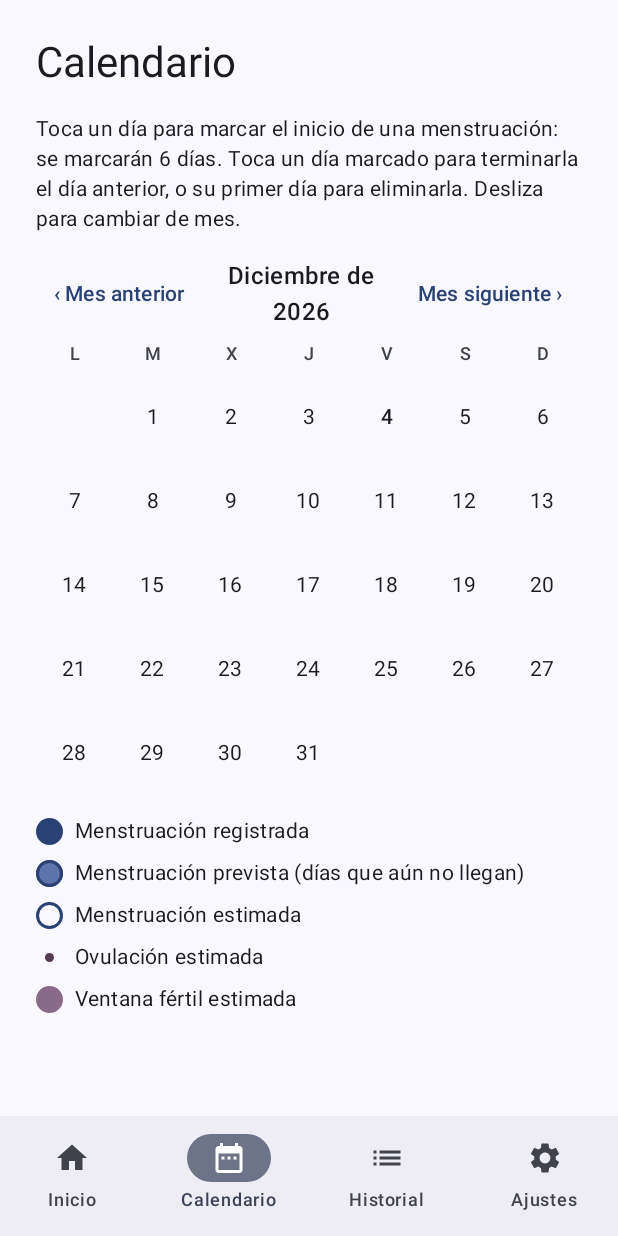
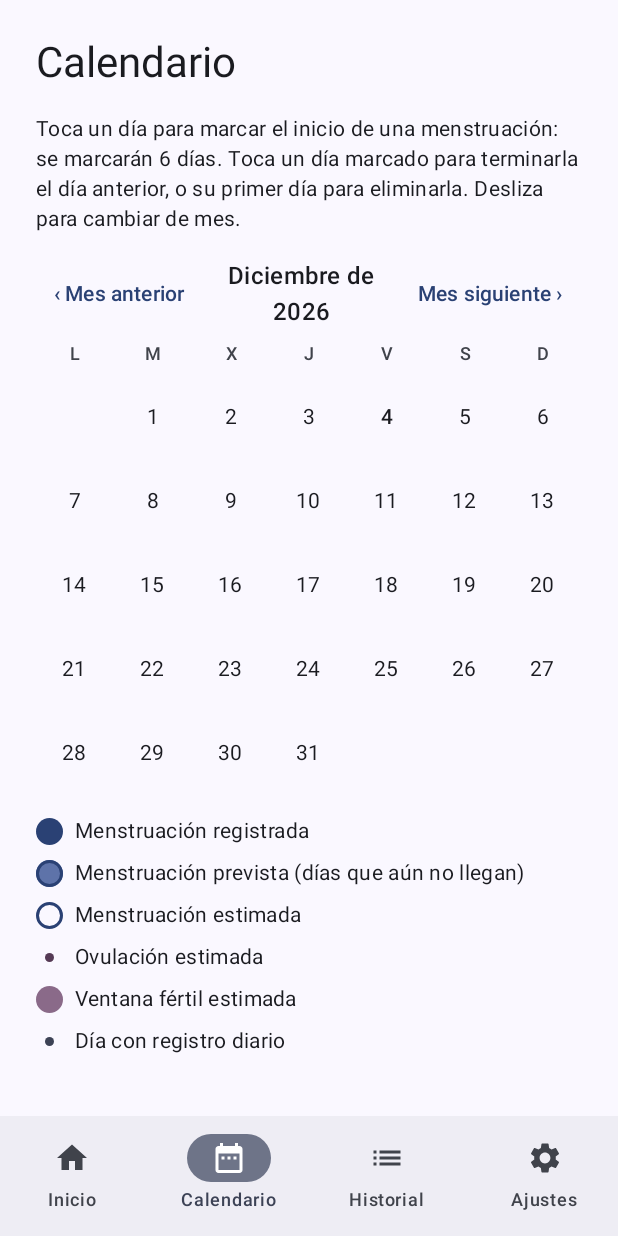
Before and after one commit to FernandoYZ/lottie-app, an Android app built with Jetpack Compose: the CalendarRoute screen opened through its navigation route, on a phone screen of 412 x 824 dp. Run offline under Robolectric (Android 15) with nearby library versions, the phone set to English and light mode, and no system bars; our stand-ins replace Room's generated code.

Commit message:
feat(daily-log): show daily logs in the calendar day detail
Mark logged days with a dot and a legend entry, list the logged options by
category in the day detail and add 'Registrar este día' for past days.

```diff
--- a/app/src/main/java/com/fernandoyz/lottie/core/navigation/LottieNavHost.kt
+++ b/app/src/main/java/com/fernandoyz/lottie/core/navigation/LottieNavHost.kt
@@ -127,7 +127,10 @@ fun LottieNavHost(
                 )
             }
             composable(LottieDestinations.CALENDAR) {
-                CalendarRoute(viewModel = viewModel(factory = CalendarViewModel.factory(historyRepository, setupRepository, clock)))
+                CalendarRoute(
+                    viewModel = viewModel(factory = CalendarViewModel.factory(historyRepository, setupRepository, dailyLogRepository, clock)),
+                    onOpenDailyLog = { date -> navController.navigate(LottieDestinations.dailyLog(date)) },
+                )
             }
             composable(LottieDestinations.HISTORY) {
                 HistoryRoute(viewModel = viewModel(factory = HistoryViewModel.factory(historyRepository, setupRepository, dailyLogRepository, clock)))
--- a/app/src/main/java/com/fernandoyz/lottie/presentation/calendar/CalendarScreen.kt
+++ b/app/src/main/java/com/fernandoyz/lottie/presentation/calendar/CalendarScreen.kt
@@ -37,9 +37,13 @@ import java.time.YearMonth
 
 /** Stateful container: connects [CalendarViewModel] with the stateless [CalendarScreen]. */
 @Composable
-fun CalendarRoute(viewModel: CalendarViewModel, modifier: Modifier = Modifier) {
+fun CalendarRoute(viewModel: CalendarViewModel, onOpenDailyLog: (LocalDate) -> Unit, modifier: Modifier = Modifier) {
     val uiState by viewModel.uiState.collectAsStateWithLifecycle()
     CalendarScreen(
+        onOpenDailyLog = { date ->
+            viewModel.onDismissDayDetail()
+            onOpenDailyLog(date)
+        },
         uiState = uiState,
         onMonthChanged = viewModel::onMonthChanged,
         onDayTapped = viewModel::onDayTapped,
@@ -61,6 +65,7 @@ fun CalendarScreen(
     onDayLongPressed: (LocalDate) -> Unit,
     onDismissDayDetail: () -> Unit,
     modifier: Modifier = Modifier,
+    onOpenDailyLog: (LocalDate) -> Unit = {},
 ) {
     if (uiState.isLoading) {
         Box(modifier.fillMaxSize(), contentAlignment = Alignment.Center) { CircularProgressIndicator() }
@@ -95,6 +100,7 @@ fun CalendarScreen(
             onDayLongClick = onDayLongPressed,
             ovulationDaysFor = uiState::ovulationDaysFor,
             fertileDaysFor = uiState::fertileDaysFor,
+            loggedDays = uiState.loggedDays,
         )
 
         val message = uiState.rejection?.let { stringResource(it.messageRes()) }
@@ -125,6 +131,8 @@ fun CalendarScreen(
             date = date,
             mark = uiState.marksFor(YearMonth.from(date))[date],
             info = uiState.selectedDayInfo,
+            log = uiState.selectedDayLog,
+            onOpenDailyLog = if (date.isAfter(uiState.today)) null else { { onOpenDailyLog(date) } },
             onDismiss = onDismissDayDetail,
         )
     }
--- a/app/src/main/java/com/fernandoyz/lottie/presentation/calendar/CalendarViewModel.kt
+++ b/app/src/main/java/com/fernandoyz/lottie/presentation/calendar/CalendarViewModel.kt
@@ -5,6 +5,7 @@ import androidx.lifecycle.ViewModelProvider
 import androidx.lifecycle.viewModelScope
 import androidx.lifecycle.viewmodel.initializer
 import androidx.lifecycle.viewmodel.viewModelFactory
+import com.fernandoyz.lottie.data.dailylog.DailyLogRepository
 import com.fernandoyz.lottie.data.history.HistoryRepository
 import com.fernandoyz.lottie.data.repository.SetupRepository
 import com.fernandoyz.lottie.domain.CalendarEditing
@@ -17,6 +18,7 @@ import com.fernandoyz.lottie.domain.DayMark
 import com.fernandoyz.lottie.domain.HistoryValidationError
 import com.fernandoyz.lottie.domain.PeriodEstimate
 import com.fernandoyz.lottie.domain.PeriodEstimation
+import com.fernandoyz.lottie.domain.model.DailyLog
 import com.fernandoyz.lottie.domain.model.MenstruationRecord
 import kotlinx.coroutines.CancellationException
 import kotlinx.coroutines.flow.MutableStateFlow
@@ -43,8 +45,14 @@ data class CalendarUiState(
     val isWriting: Boolean = false,
     /** Day whose detail panel is open after a long press (day-detail S1). */
     val selectedDay: LocalDate? = null,
+    /** Daily logs by date (DAILY_LOG §5). */
+    val logs: Map<LocalDate, DailyLog> = emptyMap(),
 ) {
     val selectedDayInfo: CycleDayInfo? = selectedDay?.let { CyclePhases.dayInfo(it, records, estimate, today) }
+
+    val selectedDayLog: DailyLog? = selectedDay?.let { logs[it] }
+
+    val loggedDays: Set<LocalDate> = logs.keys
 
     fun ovulationDaysFor(month: YearMonth): Set<LocalDate> = CyclePhases.ovulationDays(month, records, estimate, today)
 
@@ -63,6 +71,7 @@ data class CalendarUiState(
 class CalendarViewModel(
     private val historyRepository: HistoryRepository,
     setupRepository: SetupRepository,
+    dailyLogRepository: DailyLogRepository,
     clock: Clock,
 ) : ViewModel() {
 
@@ -72,13 +81,18 @@ class CalendarViewModel(
     init {
         viewModelScope.launch {
             try {
-                combine(historyRepository.records, setupRepository.manualCycleLengthDays) { records, manual -> records to manual }
-                    .collect { (records, manual) ->
+                combine(
+                    historyRepository.records,
+                    setupRepository.manualCycleLengthDays,
+                    dailyLogRepository.logs,
+                ) { records, manual, logs -> Triple(records, manual, logs) }
+                    .collect { (records, manual, logs) ->
                         _uiState.update {
                             it.copy(
                                 isLoading = false,
                                 records = records,
                                 estimate = PeriodEstimation.estimate(records, manual, it.today),
+                                logs = logs,
                             )
                         }
                     }
@@ -145,9 +159,10 @@ class CalendarViewModel(
         fun factory(
             historyRepository: HistoryRepository,
             setupRepository: SetupRepository,
+            dailyLogRepository: DailyLogRepository,
             clock: Clock,
         ): ViewModelProvider.Factory = viewModelFactory {
-            initializer { CalendarViewModel(historyRepository, setupRepository, clock) }
+            initializer { CalendarViewModel(historyRepository, setupRepository, dailyLogRepository, clock) }
         }
     }
 }
--- a/app/src/main/java/com/fernandoyz/lottie/presentation/common/MonthCalendar.kt
+++ b/app/src/main/java/com/fernandoyz/lottie/presentation/common/MonthCalendar.kt
@@ -75,6 +75,7 @@ fun MonthCalendar(
     onDayLongClick: ((LocalDate) -> Unit)? = null,
     ovulationDaysFor: (YearMonth) -> Set<LocalDate> = { emptySet() },
     fertileDaysFor: (YearMonth) -> Set<LocalDate> = { emptySet() },
+    loggedDays: Set<LocalDate> = emptySet(),
 ) {
     val pagerState = rememberPagerState(initialPage = pageOf(initialMonth)) { PAGE_COUNT }
     val scope = rememberCoroutineScope()
@@ -108,6 +109,7 @@ fun MonthCalendar(
                 marks = marksFor(month),
                 ovulationDays = ovulationDaysFor(month),
                 fertileDays = fertileDaysFor(month),
+                loggedDays = loggedDays,
                 today = today,
                 onDayClick = onDayClick,
                 onDayLongClick = onDayLongClick,
@@ -137,6 +139,7 @@ private fun MonthGrid(
     marks: Map<LocalDate, DayMark>,
     ovulationDays: Set<LocalDate>,
     fertileDays: Set<LocalDate>,
+    loggedDays: Set<LocalDate>,
     today: LocalDate,
     onDayClick: ((LocalDate) -> Unit)?,
     onDayLongClick: ((LocalDate) -> Unit)?,
@@ -156,6 +159,7 @@ private fun MonthGrid(
                                 isToday = date == today,
                                 isOvulation = date in ovulationDays,
                                 isFertile = date in fertileDays,
+                                isLogged = date in loggedDays,
                                 onClick = onDayClick?.let { click -> { click(date) } },
                                 onLongClick = onDayLongClick?.let { longClick -> { longClick(date) } },
                             )
@@ -175,6 +179,7 @@ private fun DayCell(
     isToday: Boolean,
     isOvulation: Boolean,
     isFertile: Boolean,
+    isLogged: Boolean,
     onClick: (() -> Unit)?,
     onLongClick: (() -> Unit)?,
 ) {
@@ -185,11 +190,12 @@ private fun DayCell(
         DayMark.Estimated -> stringResource(R.string.calendar_day_estimated, formatLongDate(date))
         null -> formatLongDate(date)
     }
-    val description = when {
+    val phaseDescription = when {
         isOvulation -> stringResource(R.string.calendar_day_ovulation, markDescription)
         isFertile -> stringResource(R.string.calendar_day_fertile, markDescription)
         else -> markDescription
     }
+    val description = if (isLogged) stringResource(R.string.calendar_day_logged, phaseDescription) else phaseDescription
     val fertileBackground = MaterialTheme.colorScheme.tertiaryContainer
     val detailLabel = stringResource(R.string.calendar_day_detail_action)
     val interactive = onClick != null || onLongClick != null
@@ -216,6 +222,15 @@ private fun DayCell(
             },
         contentAlignment = Alignment.Center,
     ) {
+        if (isLogged) {
+            Box(
+                modifier = Modifier
+                    .align(Alignment.TopCenter)
+                    .padding(top = 4.dp)
+                    .size(6.dp)
+                    .background(MaterialTheme.colorScheme.secondary, CircleShape),
+            )
+        }
         if (isOvulation) {
             Box(
                 modifier = Modifier
@@ -262,6 +277,12 @@ fun CalendarLegend(modifier: Modifier = Modifier, showEstimated: Boolean = true)
                 Box(modifier = Modifier.size(18.dp).background(MaterialTheme.colorScheme.tertiaryContainer, CircleShape))
                 Text(text = stringResource(R.string.calendar_legend_fertile), style = MaterialTheme.typography.bodyMedium)
             }
+            Row(verticalAlignment = Alignment.CenterVertically, horizontalArrangement = Arrangement.spacedBy(8.dp)) {
+                Box(modifier = Modifier.size(18.dp), contentAlignment = Alignment.Center) {
+                    Box(modifier = Modifier.size(6.dp).background(MaterialTheme.colorScheme.secondary, CircleShape))
+                }
+                Text(text = stringResource(R.string.calendar_legend_logged), style = MaterialTheme.typography.bodyMedium)
+            }
         }
     }
 }
--- a/app/src/main/res/values/strings.xml
+++ b/app/src/main/res/values/strings.xml
@@ -80,6 +80,10 @@
     <string name="calendar_day_fertile">%1$s, ventana fértil estimada</string>
     <string name="calendar_day_ovulation">%1$s, ovulación estimada</string>
     <string name="calendar_day_detail_action">Ver detalle del día</string>
+    <string name="calendar_legend_logged">Día con registro diario</string>
+    <string name="calendar_day_logged">%1$s, con registro diario</string>
+    <string name="day_detail_log_action">Registrar este día</string>
+    <string name="day_detail_log_item">%1$s: %2$s</string>
 
     <!-- Day detail and cycle phases (odd/tasks/day-detail.md) -->
     <string name="phase_menstrual">Menstrual</string>
```
Also changed, not shown: app/src/main/java/com/fernandoyz/lottie/presentation/calendar/DayDetailSheet.kt (+38 -6 lines), app/src/main/java/com/fernandoyz/lottie/presentation/dailylog/DailyLogSummary.kt (added, +37 -0 lines), 2 other files.
